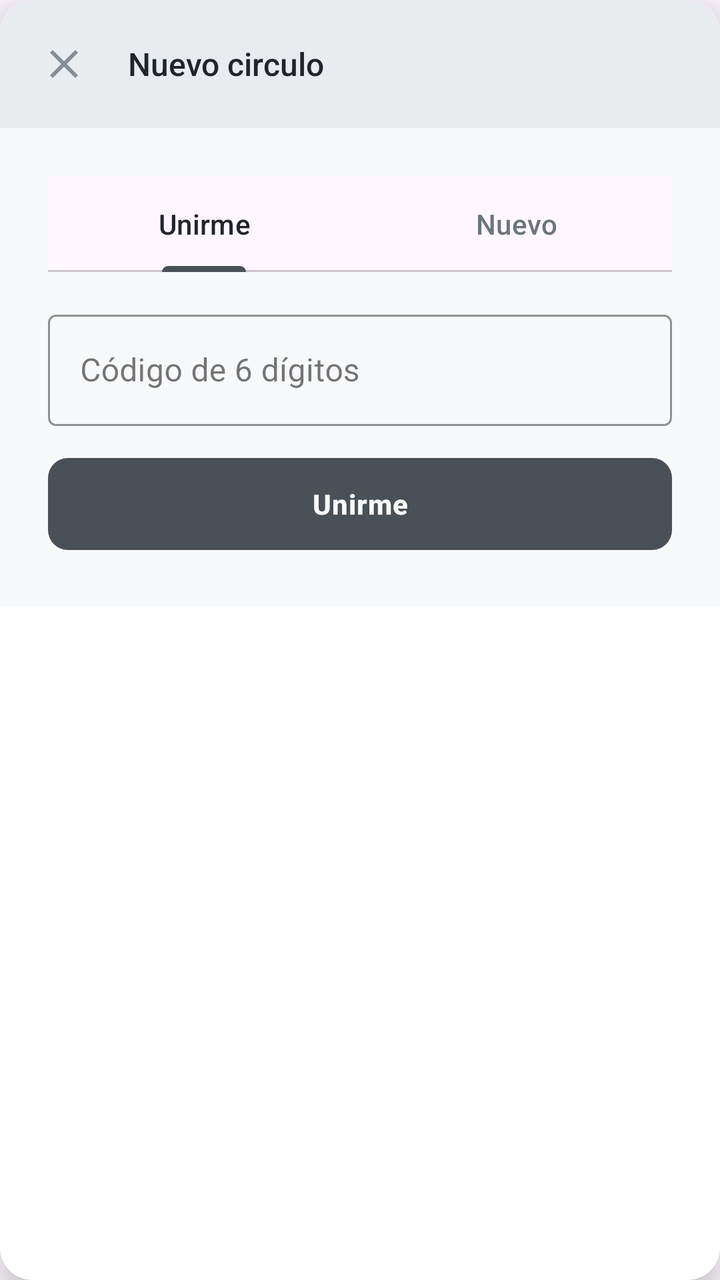
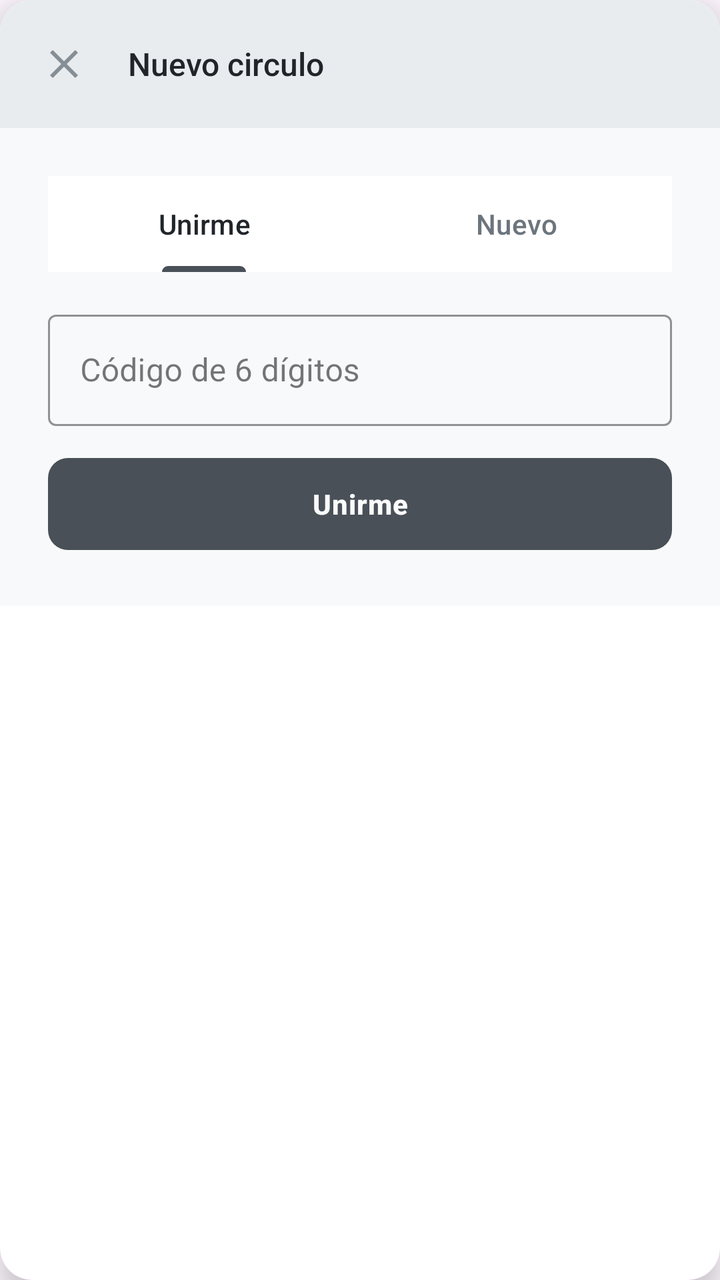

The first picture is an Android layout as it rendered before a commit; the second is the same layout after the commit. The layout source and the unified diff follow.
<!-- AndroidManifest.xml: application theme Theme.Pace -->
<!-- res/layout/dialog_add_circle.xml -->
<?xml version="1.0" encoding="utf-8"?>
<androidx.cardview.widget.CardView xmlns:android="http://schemas.android.com/apk/res/android"
    xmlns:app="http://schemas.android.com/apk/res-auto"
    android:layout_width="match_parent"
    android:layout_height="wrap_content"
    android:layout_margin="24dp"
    app:cardBackgroundColor="@color/background_card"
    app:cardCornerRadius="16dp"
    app:cardElevation="8dp">

    <androidx.constraintlayout.widget.ConstraintLayout
        android:layout_width="match_parent"
        android:layout_height="wrap_content"
        android:background="@color/background_primary">

        
        <LinearLayout
            android:id="@+id/dialogHeader"
            android:layout_width="0dp"
            android:layout_height="wrap_content"
            android:background="@color/accent_secondary"
            android:orientation="horizontal"
            android:gravity="center_vertical"
            android:padding="16dp"
            app:layout_constraintTop_toTopOf="parent"
            app:layout_constraintStart_toStartOf="parent"
            app:layout_constraintEnd_toEndOf="parent">

            <ImageButton
                android:id="@+id/closeButton"
                android:layout_width="32dp"
                android:layout_height="32dp"
                android:background="?attr/selectableItemBackgroundBorderless"
                android:src="@drawable/ic_close"
                android:contentDescription="@string/close"
                app:tint="@color/icon_color" />

            <TextView
                android:layout_width="wrap_content"
                android:layout_height="wrap_content"
                android:text="@string/dialog_title_group"
                android:textColor="@color/text_primary"
                android:textSize="16sp"
                android:layout_marginStart="16dp"
                android:fontFamily="sans-serif-medium"/>
        </LinearLayout>

        
        <LinearLayout
            android:layout_width="0dp"
            android:layout_height="wrap_content"
            android:orientation="vertical"
            android:padding="24dp"
            app:layout_constraintTop_toBottomOf="@id/dialogHeader"
            app:layout_constraintStart_toStartOf="parent"
            app:layout_constraintEnd_toEndOf="parent">

            
            <com.google.android.material.tabs.TabLayout
                android:id="@+id/tabLayout"
                android:layout_width="match_parent"
                android:layout_height="wrap_content"
                app:tabMode="fixed"
                app:tabGravity="fill"
                app:tabTextColor="@color/text_secondary"
                app:tabSelectedTextColor="@color/text_primary"
                app:tabIndicatorColor="@color/accent_primary">

                <com.google.android.material.tabs.TabItem
                    android:text="@string/tab_join"
                    android:layout_width="wrap_content"
                    android:layout_height="wrap_content"/>

                <com.google.android.material.tabs.TabItem
                    android:text="@string/tab_create"
                    android:layout_width="wrap_content"
                    android:layout_height="wrap_content"/>

            </com.google.android.material.tabs.TabLayout>

            
            <LinearLayout
                android:id="@+id/panelJoin"
                android:layout_width="match_parent"
                android:layout_height="wrap_content"
                android:orientation="vertical"
                android:layout_marginTop="16dp">

                <com.google.android.material.textfield.TextInputLayout
                    style="@style/Widget.MaterialComponents.TextInputLayout.OutlinedBox"
                    android:layout_width="match_parent"
                    android:layout_height="wrap_content"
                    android:hint="@string/hint_join_code"
                    app:boxStrokeColor="@color/border_color"
                    app:hintTextColor="@color/text_secondary">

                    <com.google.android.material.textfield.TextInputEditText
                        android:id="@+id/etJoinCode"
                        android:layout_width="match_parent"
                        android:layout_height="wrap_content"
                        android:inputType="number"
                        android:maxLength="6"
                        android:textColor="@color/text_primary"/>
                </com.google.android.material.textfield.TextInputLayout>

                <com.google.android.material.button.MaterialButton
                    android:id="@+id/btnJoin"
                    style="@style/PaceChatPrimaryButton"
                    android:layout_width="match_parent"
                    android:layout_height="54dp"
                    android:layout_marginTop="12dp"
                    android:text="@string/btn_join" />
            </LinearLayout>

            
            <LinearLayout
                android:id="@+id/panelCreate"
                android:layout_width="match_parent"
                android:layout_height="wrap_content"
                android:orientation="vertical"
                android:layout_marginTop="16dp"
                android:visibility="gone">

                <com.google.android.material.textfield.TextInputLayout
                    style="@style/Widget.MaterialComponents.TextInputLayout.OutlinedBox"
                    android:layout_width="match_parent"
                    android:layout_height="wrap_content"
                    android:hint="@string/hint_group_name"
                    app:boxStrokeColor="@color/border_color"
                    app:hintTextColor="@color/text_secondary">

                    <com.google.android.material.textfield.TextInputEditText
                        android:id="@+id/etGroupName"
                        android:layout_width="match_parent"
                        android:layout_height="wrap_content"
                        android:inputType="textCapSentences"
                        android:textColor="@color/text_primary"/>
                </com.google.android.material.textfield.TextInputLayout>

                <TextView
                    android:id="@+id/tvMembersValue"
                    android:layout_width="wrap_content"
                    android:layout_height="wrap_content"
                    android:text="3"
                    android:textSize="16sp"
                    android:textStyle="bold"
                    android:textColor="@color/text_primary"
                    android:layout_gravity="center_horizontal"
                    android:layout_marginTop="12dp"/>

                <com.google.android.material.slider.Slider
                    android:id="@+id/sliderMembers"
                    android:layout_width="match_parent"
                    android:layout_height="wrap_content"
                    android:valueFrom="3"
                    android:valueTo="6"
                    android:stepSize="1"
                    android:value="3"/>

                <com.google.android.material.button.MaterialButton
                    android:id="@+id/btnCreate"
                    android:layout_width="match_parent"
                    android:layout_height="54dp"
                    android:text="@string/btn_create"
                    android:textColor="@color/white"
                    android:layout_marginTop="12dp"
                    app:backgroundTint="@color/accent_primary"/>
            </LinearLayout>

        </LinearLayout>

    </androidx.constraintlayout.widget.ConstraintLayout>

</androidx.cardview.widget.CardView>
<!-- resources referenced by this layout -->
<resources>
  <color name="accent_primary">#495057</color>
  <color name="accent_secondary">#E9ECEF</color>
  <color name="background_card">#FFFFFF</color>
  <color name="background_primary">#F8F9FA</color>
  <color name="border_color">#DEE2E6</color>
  <color name="icon_color">#868E96</color>
  <color name="text_primary">#212529</color>
  <color name="text_secondary">#6C757D</color>
  <color name="white">#FFFFFFFF</color>
  <!-- drawable ic_close (drawable) -->
  <vector xmlns:android="http://schemas.android.com/apk/res/android"
      android:width="24dp"
      android:height="24dp"
      android:viewportWidth="24"
      android:viewportHeight="24">
      <path
          android:fillColor="@android:color/black"
          android:pathData="M19,6.41L17.59,5 12,10.59 6.41,5 5,6.41 10.59,12 5,17.59 6.41,19 12,13.41 17.59,19 19,17.59 13.41,12z"/>
  </vector>
  <string name="btn_create">Crear</string>
  <string name="btn_join">Unirme</string>
  <string name="close">Cerrar</string>
  <string name="dialog_title_group">Nuevo circulo</string>
  <string name="hint_group_name">Nombre del grupo</string>
  <string name="hint_join_code">Código de 6 dígitos</string>
  <string name="tab_create">Nuevo</string>
  <string name="tab_join">Unirme</string>
  <style name="PaceChatPrimaryButton" parent="Widget.Material3.Button">
          <item name="backgroundTint">@color/accent_primary</item>
          <item name="android:textColor">@color/text_button</item>
          <item name="cornerRadius">10dp</item>
          <item name="android:layout_height">42dp</item>
          <item name="android:textAllCaps">false</item>
          <item name="android:textStyle">bold</item>
          <item name="android:textSize">14sp</item>
          <item name="android:letterSpacing">0.02</item>
      </style>
  <style name="Theme.Pace" parent="Base.Theme.Pace" />
  <color name="text_button">#FBFBFB</color>
  <style name="Base.Theme.Pace" parent="Theme.Material3.DayNight.NoActionBar">
          
          <item name="android:statusBarColor">@color/black</item>
          <item name="android:windowOptOutEdgeToEdgeEnforcement" tools:targetApi="35">true</item>
      </style>
  <color name="black">#FF000000</color>
</resources>

<!-- the commit's change to res/layout/dialog_add_circle.xml (unified diff, before → after) -->
@@ -62,6 +62,7 @@
                 android:layout_height="wrap_content"
                 app:tabMode="fixed"
                 app:tabGravity="fill"
+                app:tabBackground="@color/background_card"
                 app:tabTextColor="@color/text_secondary"
                 app:tabSelectedTextColor="@color/text_primary"
                 app:tabIndicatorColor="@color/accent_primary">
@@ -152,6 +153,11 @@
                     android:id="@+id/sliderMembers"
                     android:layout_width="match_parent"
                     android:layout_height="wrap_content"
+                    app:trackColorActive="@color/text_secondary"
+                    app:trackColorInactive="@color/border_color"
+                    app:thumbColor="@color/text_secondary"
+                    app:tickColorActive="@color/white"
+                    app:tickColorInactive="@color/text_secondary"
                     android:valueFrom="3"
                     android:valueTo="6"
                     android:stepSize="1"
